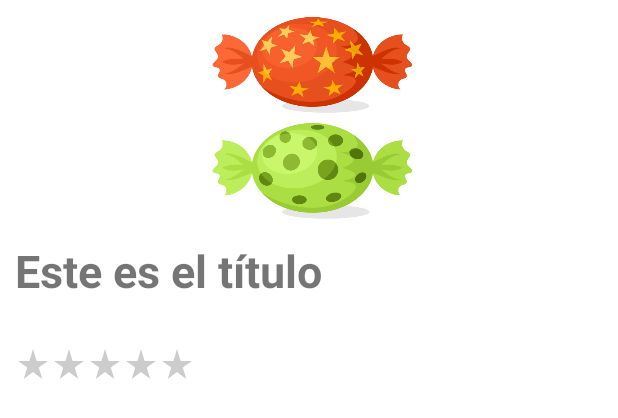
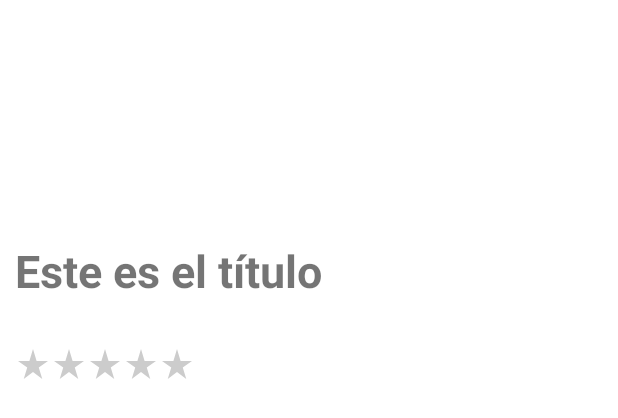
Before and after one commit to dherranz1/PMDM2022, an Android app: the layout activity_ut01_ex03c.xml on its own in the app's theme, with its tools: preview values and no code run, on a phone screen of 412 x 824 dp. Shown: the top 418 px of the screen. Run offline under Robolectric (Android 15) with nearby library versions, the phone set to English and light mode, and no system bars.

Commit message:
Properties added: visibility, scaletype, background

```diff
--- a/app/src/main/res/layout/activity_ut01_ex03c.xml
+++ b/app/src/main/res/layout/activity_ut01_ex03c.xml
@@ -11,6 +11,8 @@
     <androidx.appcompat.widget.AppCompatImageView
         android:id="@+id/imgcandy"
         android:layout_width="match_parent"
+        android:visibility="invisible"
+        android:scaleType="centerCrop"
         android:layout_height="@dimen/size_image"
         app:srcCompat="@drawable/candy" />
 
```
